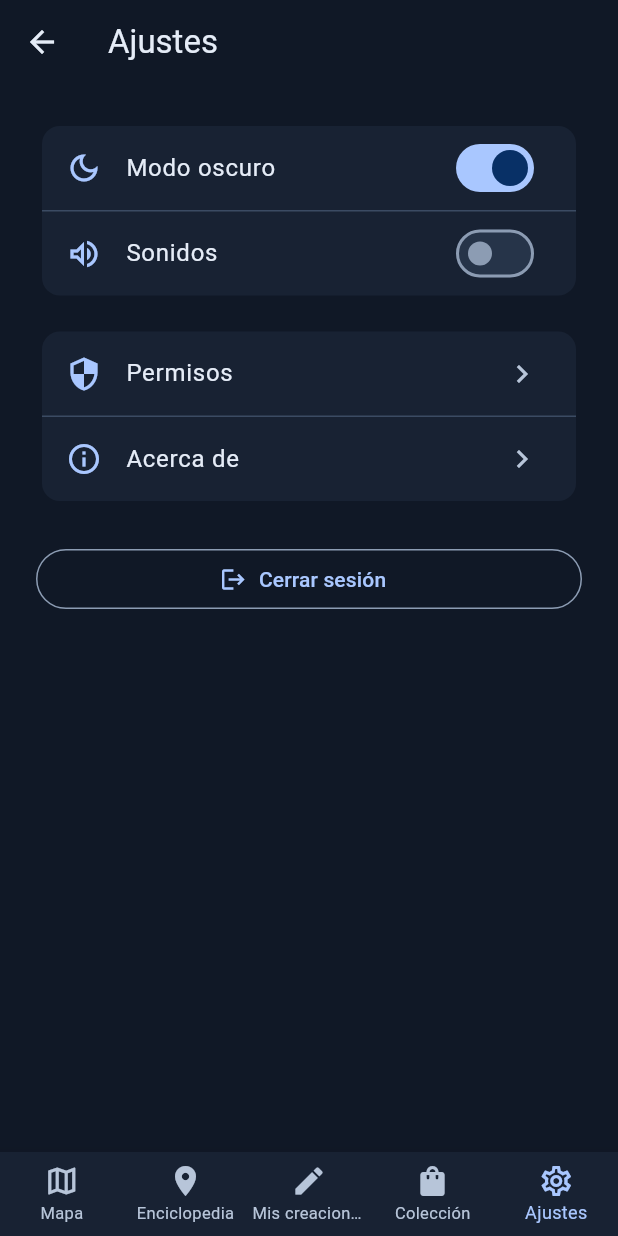
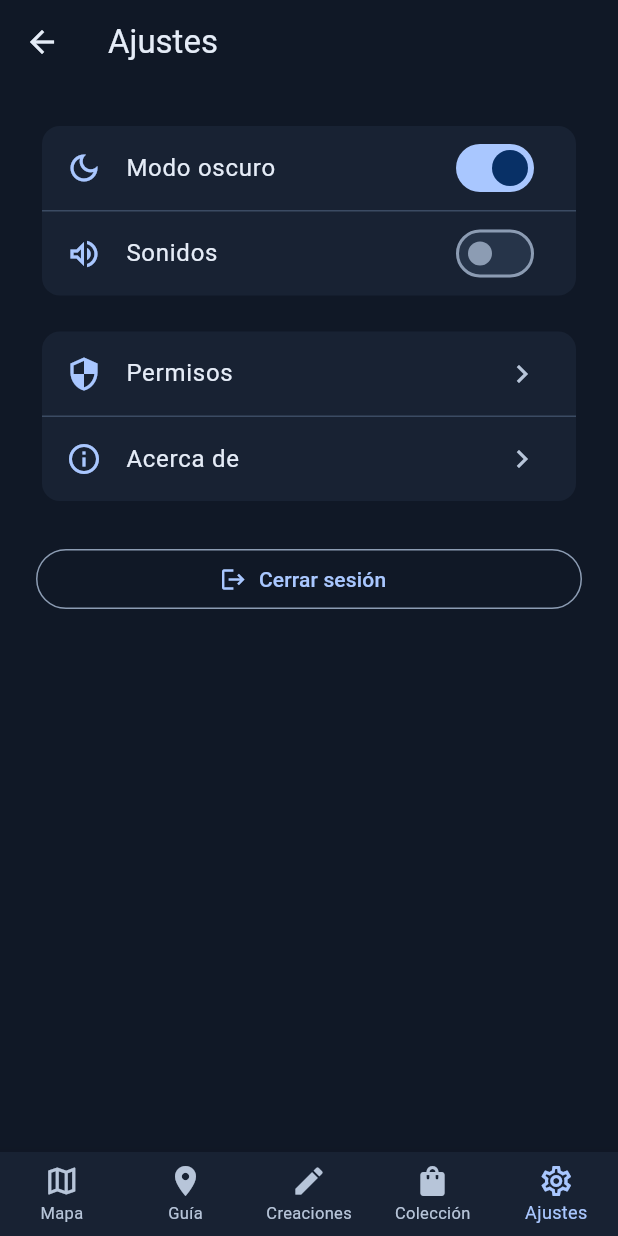
Before and after one commit to A4ld0/ProyectoDesarrolloMovil, a Flutter app: the MainNavigation screen opened by its route, item 5 of the bottom bar chosen, after a tap on "Modo oscuro", on a phone screen of 412 x 824 dp. Run offline on Flutter 3.47's test engine with Material 3 defaults, Android fonts, the phone set to English and light mode, and no system bars; our stand-ins replace firebase_auth, firebase_core; accounts and stored records are empty.

Commit message:
feat: integrar Provider para el tema y ajustar la navegación

```diff
--- a/lib/main.dart
+++ b/lib/main.dart
@@ -3,10 +3,11 @@ import 'package:flutter/material.dart';
 import 'package:firebase_core/firebase_core.dart';
 // firebase_auth: lo usamos para saber si ya hay sesión iniciada
 import 'package:firebase_auth/firebase_auth.dart';
+import 'package:provider/provider.dart';
 
 import 'firebase_options.dart';
 
-import 'theme/app_theme_scope.dart';
+import 'theme/tema_provider.dart';
 import 'theme/app_themes.dart';
 import 'screens/main_navigation.dart'; //° nuestro nuevo navegador inferior
 import 'screens/editor_dibujo_screen.dart';
@@ -25,30 +26,28 @@ void main() async {
   runApp(const MyApp());
 }
 
-class MyApp extends StatefulWidget {
+class MyApp extends StatelessWidget {
   const MyApp({super.key});
 
   @override
-  State<MyApp> createState() => _MyAppState();
+  Widget build(BuildContext context) => ChangeNotifierProvider(
+    create: (_) => TemaProvider(),
+    child: const _Aplicacion(),
+  );
 }
 
-class _MyAppState extends State<MyApp> {
-  bool _modoOscuro = false;
-
-  void _cambiarModoOscuro(bool valor) {
-    setState(() => _modoOscuro = valor);
-  }
+class _Aplicacion extends StatelessWidget {
+  const _Aplicacion();
 
   @override
-  Widget build(BuildContext context) => AppThemeScope(
-    modoOscuro: _modoOscuro,
-    cambiarModoOscuro: _cambiarModoOscuro,
-    child: MaterialApp(
+  Widget build(BuildContext context) => MaterialApp(
     title: 'pokemonchafa',
     debugShowCheckedModeBanner: false,
     theme: AppThemes.light,
     darkTheme: AppThemes.dark,
-      themeMode: _modoOscuro ? ThemeMode.dark : ThemeMode.light,
+    themeMode: context.watch<TemaProvider>().modoOscuro
+        ? ThemeMode.dark
+        : ThemeMode.light,
     // Si Firebase ya recuerda una sesión vamos directo al mapa,
     // si no, mostramos el inicio de sesión
     home: FirebaseAuth.instance.currentUser == null
@@ -64,6 +63,5 @@ class _MyAppState extends State<MyApp> {
       '/editor': (_) => const EditorDibujoScreen(),
       '/intercambio': (_) => const CompartirRecibirScreen(),
     },
-    ),
   );
 }
--- a/lib/screens/ajustes_screen.dart
+++ b/lib/screens/ajustes_screen.dart
@@ -1,8 +1,9 @@
 import 'package:flutter/material.dart';
 // firebase_auth: lo usamos para cerrar la sesión del usuario
 import 'package:firebase_auth/firebase_auth.dart';
+import 'package:provider/provider.dart';
 
-import '../theme/app_theme_scope.dart';
+import '../theme/tema_provider.dart';
 import 'introduccion_permisos_screen.dart';
 
 class AjustesScreen extends StatefulWidget {
@@ -82,7 +83,7 @@ class _AjustesScreenState extends State<AjustesScreen> {
 
   @override
   Widget build(BuildContext context) {
-    final tema = AppThemeScope.of(context);
+    final tema = context.watch<TemaProvider>();
     final colors = Theme.of(context).colorScheme;
     return Scaffold(
       appBar: AppBar(title: const Text('Ajustes')),
--- a/lib/screens/main_navigation.dart
+++ b/lib/screens/main_navigation.dart
@@ -58,14 +58,8 @@ class _MainNavigationState extends State<MainNavigation> {
             icon: Icon(Icons.map_outlined),
             label: 'Mapa',
           ),
-          BottomNavigationBarItem(
-            icon: Icon(Icons.location_on),
-            label: 'Enciclopedia',
-          ),
-          BottomNavigationBarItem(
-            icon: Icon(Icons.edit),
-            label: 'Mis creaciones',
-          ),
+          BottomNavigationBarItem(icon: Icon(Icons.location_on), label: 'Guía'),
+          BottomNavigationBarItem(icon: Icon(Icons.edit), label: 'Creaciones'),
           BottomNavigationBarItem(
             icon: Icon(Icons.shopping_bag),
             label: 'Colección',
--- a/lib/theme/app_theme_scope.dart
+++ /dev/null
@@ -1,21 +0,0 @@
-import 'package:flutter/material.dart';
-
-// Comparte la selección de tema sin guardarla fuera de la aplicación.
-class AppThemeScope extends InheritedWidget {
-  final bool modoOscuro;
-  final ValueChanged<bool> cambiarModoOscuro;
-
-  const AppThemeScope({
-    super.key,
-    required this.modoOscuro,
-    required this.cambiarModoOscuro,
-    required super.child,
-  });
-
-  static AppThemeScope of(BuildContext context) =>
-      context.dependOnInheritedWidgetOfExactType<AppThemeScope>()!;
-
-  @override
-  bool updateShouldNotify(AppThemeScope oldWidget) =>
-      modoOscuro != oldWidget.modoOscuro;
-}
--- /dev/null
+++ b/lib/theme/tema_provider.dart
@@ -0,0 +1,13 @@
+import 'package:flutter/foundation.dart';
+
+class TemaProvider extends ChangeNotifier {
+  bool _modoOscuro = false;
+
+  bool get modoOscuro => _modoOscuro;
+
+  void cambiarModoOscuro(bool valor) {
+    if (_modoOscuro == valor) return;
+    _modoOscuro = valor;
+    notifyListeners();
+  }
+}
--- a/pubspec.yaml
+++ b/pubspec.yaml
@@ -37,10 +37,13 @@ dependencies:
   nfc_manager: 4.2.1
   firebase_core: ^5.1.0
   firebase_auth: ^7.0.1
+  provider: ^6.1.5+1
 
 dev_dependencies:
   flutter_test:
     sdk: flutter
+  firebase_auth_platform_interface: ^9.1.2
+  firebase_core_platform_interface: ^8.1.1
 
   # The "flutter_lints" package below contains a set of recommended lints to
   # encourage good coding practices. The lint set provided by the package is
```
Also changed, not shown: pubspec.lock, 2 other files. Lines whose indentation alone changed are shown as unchanged.
